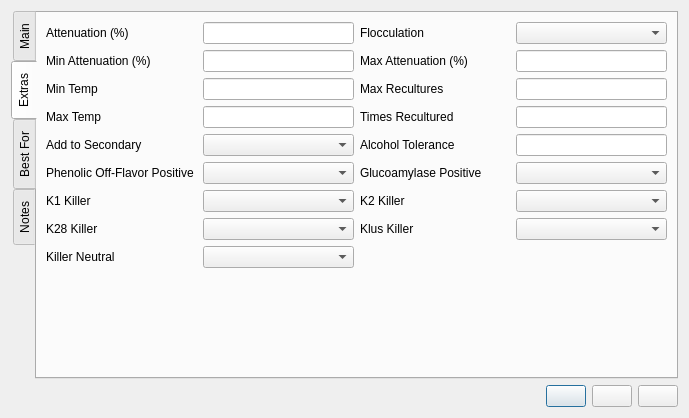
This is ui/yeastEditor.ui in Brewtarget/brewtarget as Qt 5 draws it before an edit. The edited form follows.
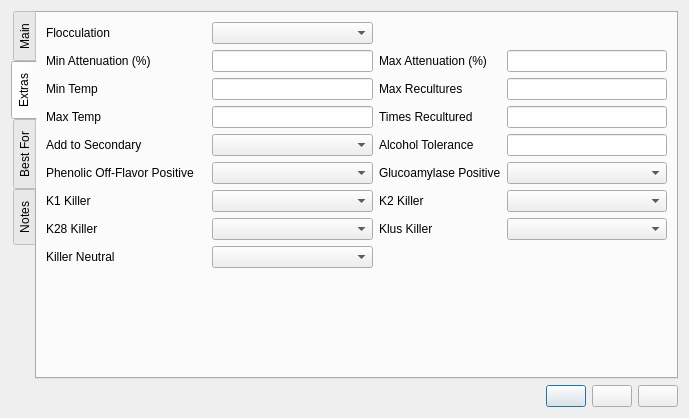
This is the edited form. The open tabs and pages were chosen to show the change. Icons and pictures are not drawn. Custom widgets are drawn as their Qt base class.

Commit message: Move attenuation field from Yeast editor to recipe yeast additions table

What changed in the file:
```diff
--- a/ui/yeastEditor.ui
+++ b/ui/yeastEditor.ui
@@ -226,29 +226,6 @@
       </attribute>
       <layout class="QGridLayout" name="gridLayout_2">
        <item row="0" column="0">
-        <widget class="QLabel" name="label_attenuation">
-         <property name="text">
-          <string>Attenuation (%)</string>
-         </property>
-         <property name="buddy">
-          <cstring>lineEdit_attenuation</cstring>
-         </property>
-        </widget>
-       </item>
-       <item row="0" column="1">
-        <widget class="SmartLineEdit" name="lineEdit_attenuation">
-         <property name="sizePolicy">
-          <sizepolicy hsizetype="Expanding" vsizetype="Fixed">
-           <horstretch>0</horstretch>
-           <verstretch>0</verstretch>
-          </sizepolicy>
-         </property>
-         <property name="toolTip">
-          <string>Apparent attenuation as percentage of OG points</string>
-         </property>
-        </widget>
-       </item>
-       <item row="0" column="2">
         <widget class="QLabel" name="label_flocculation">
          <property name="sizePolicy">
           <sizepolicy hsizetype="Expanding" vsizetype="Preferred">
@@ -261,7 +238,7 @@
          </property>
         </widget>
        </item>
-       <item row="0" column="3">
+       <item row="0" column="1">
         <widget class="BtComboBox" name="comboBox_yeastFlocculation">
          <property name="toolTip">
           <string>Flocculation</string>
```
The commit also changes 4 other files.
